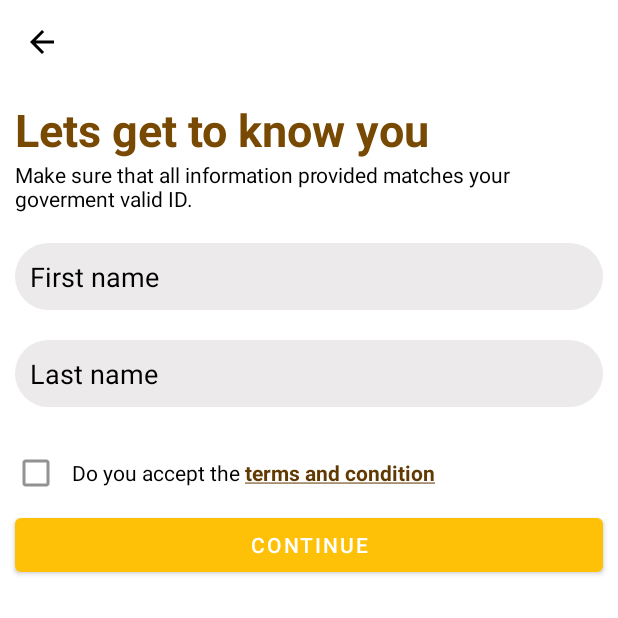
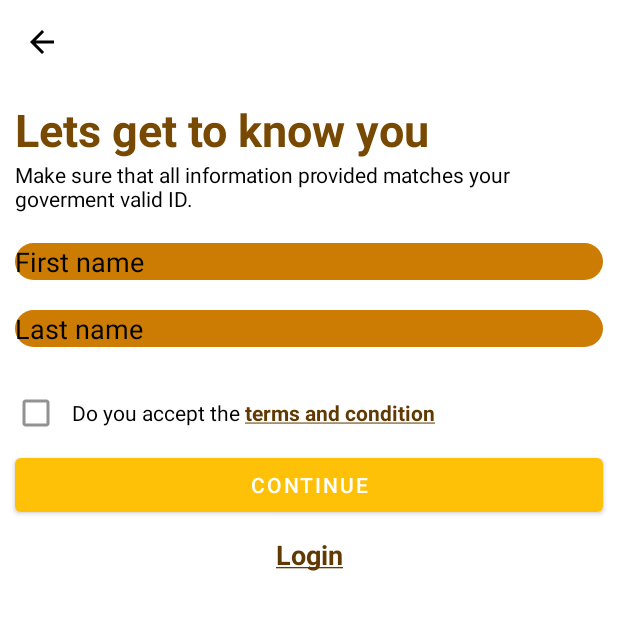
Before and after one commit to PatrickDalington/TGW-Pro, an Android app: the WelcomePage screen opened directly, with no data from a screen before it, on a phone screen of 412 x 824 dp, the top half of it. Run offline under Robolectric (Android 15) with nearby library versions, the phone set to English and light mode, and no system bars.

Commit message:
TGW Pro App [Version 1]

```diff
--- a/app/src/main/java/com/tgw/tgwpro/main/MainActivity.java
+++ b/app/src/main/java/com/tgw/tgwpro/main/MainActivity.java
@@ -199,11 +199,11 @@ public class MainActivity extends AppCompatActivity implements NavigationView.On
     protected void onStart() {
         super.onStart();
         auth1 = FirebaseAuth.getInstance();
-      /* if (auth1.getCurrentUser() == null){
+        if (auth1.getCurrentUser() == null){
             Intent i =new Intent(getApplicationContext(), IntroSlider.class);
             startActivity(i);
         }
-*/
+
     }
 
     @Override
--- a/app/src/main/java/com/tgw/tgwpro/main/TaskActivity.java
+++ b/app/src/main/java/com/tgw/tgwpro/main/TaskActivity.java
@@ -23,7 +23,7 @@ public class TaskActivity extends AppCompatActivity {
     ViewPager2 viewPager;
     FragmentAdapter2 fragmentAdapter2;
     TabLayout tabLayout;
-    String description, title, imageUrl, taskType, taskId, about, howTo, estAmount;
+    String description, title, imageUrl, taskType, taskId, about, howTo, estAmount, rewardType;
     Intent intent;
     Bundle bundle;
 
@@ -55,6 +55,7 @@ public class TaskActivity extends AppCompatActivity {
             about = intent.getStringExtra("about");
             howTo = intent.getStringExtra("howTo");
             estAmount = intent.getStringExtra("estAmount");
+            rewardType = intent.getStringExtra("rewardType");
 
             Glide.with(this).load(imageUrl).into(companyLogo);
             titleCom.setText(title);
@@ -108,6 +109,7 @@ public class TaskActivity extends AppCompatActivity {
         bundle.putString("taskId", taskId);
         bundle.putString("howTo", howTo);
         bundle.putString("estAmount", estAmount);
+        bundle.putString("rewardType", rewardType);
 
         return bundle;
     }
--- a/app/src/main/java/com/tgw/tgwpro/register/WelcomePage.java
+++ b/app/src/main/java/com/tgw/tgwpro/register/WelcomePage.java
@@ -33,7 +33,7 @@ public class WelcomePage extends AppCompatActivity {
     Button con;
     EditText lName,fName;
     CheckBox checkBox;
-    TextView errorText;
+    TextView errorText, login;
     @Override
     protected void onCreate(Bundle savedInstanceState) {
         super.onCreate(savedInstanceState);
@@ -45,6 +45,7 @@ public class WelcomePage extends AppCompatActivity {
         lName = findViewById(R.id.lName);
         checkBox = findViewById(R.id.check);
         errorText = findViewById(R.id.bb);
+        login = findViewById(R.id.login);
 
 
         checkBox.setOnCheckedChangeListener(new CompoundButton.OnCheckedChangeListener() {
@@ -84,6 +85,12 @@ public class WelcomePage extends AppCompatActivity {
         });
 
 
+        login.setOnClickListener(v->{
+            Intent intent = new Intent(WelcomePage.this, Login.class);
+            startActivity(intent);
+        });
+
+
     }
 
     @Override
--- a/app/src/main/res/drawable/edit_backgroud.xml
+++ b/app/src/main/res/drawable/edit_backgroud.xml
@@ -4,16 +4,14 @@
 
 
     <corners
-        android:radius="50dp"/>
+        android:radius="360dp"/>
 
 
-    <padding
-        android:bottom="10dp"
-        android:right="10dp"
-        android:left="10dp"
-        android:top="10dp"/>
+    <size
+        android:height="9dp"
+        android:width="9dp"/>
 
     <solid
-        android:color="#ECEAEA"/>
+        android:color="#CD7C03"/>
 
 </shape>
--- a/app/src/main/res/layout/activity_welcome_page.xml
+++ b/app/src/main/res/layout/activity_welcome_page.xml
@@ -25,6 +25,7 @@
         android:layout_height="wrap_content"
         android:layout_below="@id/toolbar"
         android:layout_marginTop="10dp"
+        android:id="@+id/rel"
         android:orientation="vertical">
 
         <TextView
@@ -52,14 +53,14 @@
             android:id="@+id/fName"
             android:layout_width="match_parent"
             android:layout_height="wrap_content"
+            android:layout_below="@id/subheading"
             android:layout_marginLeft="10dp"
             android:layout_marginTop="20dp"
             android:layout_marginRight="10dp"
-            android:layout_below="@id/subheading"
+            android:background="@drawable/edit_backgroud"
             android:hint="First name"
-            android:textColorHint="#000"
-            android:background="@drawable/edit_backgroud"
-            android:textColor="@color/black" />
+            android:textColor="@color/black"
+            android:textColorHint="#000" />
 
 
         <EditText
@@ -127,4 +128,17 @@
             android:id="@+id/con"/>
 
     </RelativeLayout>
+
+    <TextView
+        android:layout_width="match_parent"
+        android:layout_height="wrap_content"
+        android:text="@string/login"
+        android:layout_below="@id/rel"
+        android:gravity="center_horizontal"
+        android:layout_marginTop="10dp"
+        android:textSize="18sp"
+        android:layout_marginBottom="10dp"
+        android:id="@+id/login"
+        android:textStyle="bold"
+        android:textColor="#603A02"/>
 </RelativeLayout>
--- a/app/src/main/res/layout/fragment_description.xml
+++ b/app/src/main/res/layout/fragment_description.xml
@@ -89,6 +89,7 @@
 
         </LinearLayout>
 
+
     </LinearLayout>
     </androidx.cardview.widget.CardView>
 
--- a/app/src/main/res/values/strings.xml
+++ b/app/src/main/res/values/strings.xml
@@ -3,6 +3,7 @@
     <!-- TODO: Remove or change this placeholder text -->
     <string name="hello_blank_fragment">Hello blank fragment</string>
     <string name="terms"><u>terms and condition</u></string>
+    <string name="login"><u>Login</u></string>
     <string name="terms_of_payment"><u>terms of payment?</u></string>
     <string name="intro_fyi">Make sure that all information provided matches your goverment valid ID.</string>
     <string name="navigation_drawer_open">Open</string>
```
Also changed, not shown: app/src/main/AndroidManifest.xml (+8 -2 lines), app/src/main/java/com/tgw/tgwpro/adapters/PromoAdapter.java (+7 -3 lines), app/src/main/java/com/tgw/tgwpro/fragments/Task.java (+51 -1 lines), app/src/main/res/menu/activity_main_drawer.xml (+4 -4 lines). Lines whose indentation alone changed are shown as unchanged.
